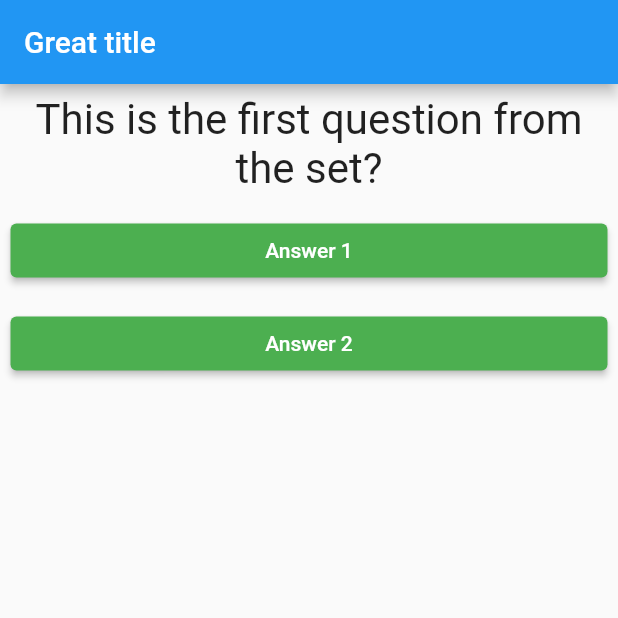
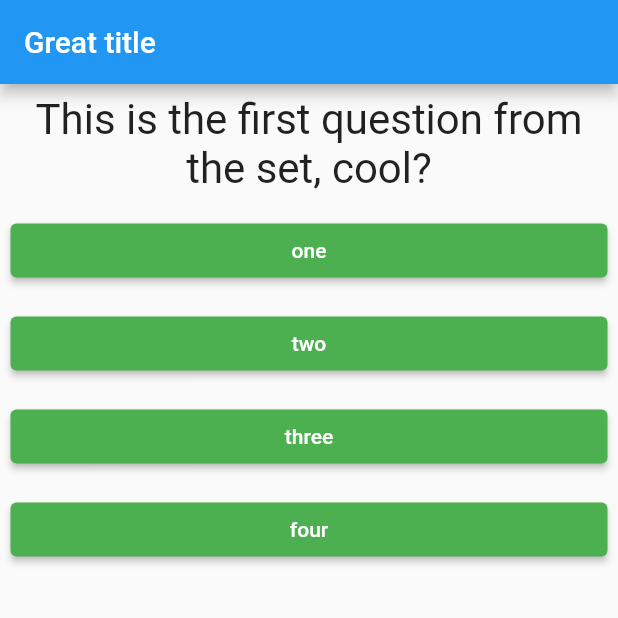
Before and after one commit to Cyber-Kakashi/flutter_complete_guide, a Flutter app: the screen it shows after launch, on a phone screen of 412 x 824 dp, the top half of it. Run offline on Flutter 3.47's test engine with Material 2 defaults, Android fonts, the phone set to English and light mode, and no system bars.

Commit message:
implemented the statefull widget dynamically

```diff
--- a/lib/main.dart
+++ b/lib/main.dart
@@ -28,8 +28,14 @@ class _MyAppState extends State<MyApp> {
   @override
   Widget build(BuildContext context) {
     var questions = [
-      'This is the first question from the set?',
-      'Second question is also great?'
+      {
+        'question': 'This is the first question from the set, cool?',
+        'answer': ['one', 'two', 'three', 'four'],
+      },
+      {
+        'question': 'Second question is also great?',
+        'answer': ['five', 'six', 'seven', 'eight']
+      }
     ];
     return MaterialApp(
       home: Scaffold(
@@ -38,9 +44,10 @@ class _MyAppState extends State<MyApp> {
         ),
         body: Column(
           children: [
-            Question(questions[_questionIndex]),
-            Answer('Answer 1', _answerQuestions),
-            Answer('Answer 2', _answerQuestions),
+            Question(questions[_questionIndex]['question'].toString()),
+            ...(questions[_questionIndex]['answer'] as List<String>).map((ans) {
+              return Answer(ans, _answerQuestions);
+            }).toList()
           ],
         ),
       ),
```
